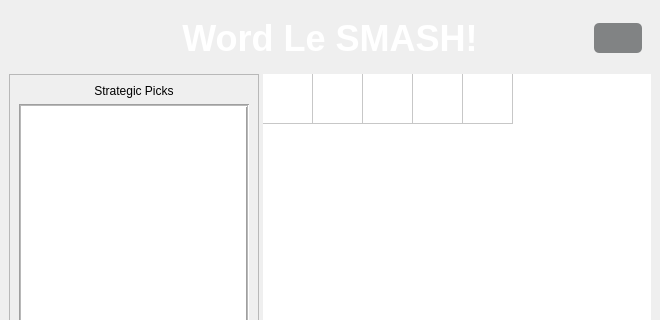
First picture: the form in ui/WordLeSmash.ui, repository moltencrux/wordlesmash, before the edit; both pictures show x 0 to 660 and y 0 to 320 of the 660 by 880 pixel window.
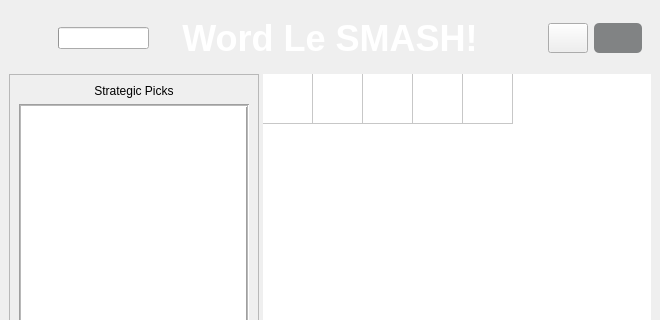
Second picture: the form after the edit. Icons and pictures are not drawn. Custom widgets are drawn as their Qt base class.

Commit message:
Added stop button to abort tree regeneration.
Changes to decision tree management. Fixed allowed color selection.
Added other various fixes.

```diff
--- a/ui/WordLeSmash.ui
+++ b/ui/WordLeSmash.ui
@@ -23,7 +23,9 @@
         <verstretch>0</verstretch>
        </sizepolicy>
       </property>
-      <layout class="QHBoxLayout" name="horizontalLayout_2">
+      <layout class="QHBoxLayout" name="horizontalLayout_6" stretch="1,0,1">
+       <item>
+        <layout class="QHBoxLayout" name="subHeaderLeft">
        <item>
         <widget class="QFrame" name="spinnerFrame">
          <property name="sizePolicy">
@@ -59,6 +61,33 @@
         </widget>
        </item>
        <item>
+          <widget class="QProgressBar" name="progressBar">
+           <property name="value">
+            <number>0</number>
+           </property>
+           <property name="textVisible">
+            <bool>false</bool>
+           </property>
+          </widget>
+         </item>
+         <item>
+          <spacer name="horizontalSpacer">
+           <property name="orientation">
+            <enum>Qt::Orientation::Horizontal</enum>
+           </property>
+           <property name="sizeHint" stdset="0">
+            <size>
+             <width>40</width>
+             <height>20</height>
+            </size>
+           </property>
+          </spacer>
+         </item>
+        </layout>
+       </item>
+       <item>
+        <layout class="QHBoxLayout" name="subHeaderMiddle">
+         <item>
         <widget class="QLabel" name="titleLabel">
          <property name="sizePolicy">
           <sizepolicy hsizetype="Preferred" vsizetype="Fixed">
@@ -79,7 +108,46 @@
           <string>Word Le SMASH!</string>
          </property>
          <property name="alignment">
-          <set>Qt::AlignmentFlag::AlignCenter</set>
+            <set>Qt::AlignmentFlag::AlignHCenter|Qt::AlignmentFlag::AlignTop</set>
+           </property>
+          </widget>
+         </item>
+        </layout>
+       </item>
+       <item>
+        <layout class="QHBoxLayout" name="subHeaderRight">
+         <item>
+          <spacer name="horizontalSpacer_2">
+           <property name="orientation">
+            <enum>Qt::Orientation::Horizontal</enum>
+           </property>
+           <property name="sizeHint" stdset="0">
+            <size>
+             <width>40</width>
+             <height>20</height>
+            </size>
+           </property>
+          </spacer>
+         </item>
+         <item>
+          <widget class="QPushButton" name="stopButton">
+           <property name="sizePolicy">
+            <sizepolicy hsizetype="Fixed" vsizetype="Fixed">
+             <horstretch>0</horstretch>
+             <verstretch>0</verstretch>
+            </sizepolicy>
+           </property>
+           <property name="minimumSize">
+            <size>
+             <width>30</width>
+             <height>30</height>
+            </size>
+           </property>
+           <property name="text">
+            <string/>
+           </property>
+           <property name="icon">
+            <iconset theme="process-stop"/>
          </property>
         </widget>
        </item>
@@ -116,6 +184,8 @@
           </size>
          </property>
         </widget>
+         </item>
+        </layout>
        </item>
       </layout>
      </widget>
```
Lines whose indentation alone changed are shown as unchanged. The commit also changes 6 other files.
